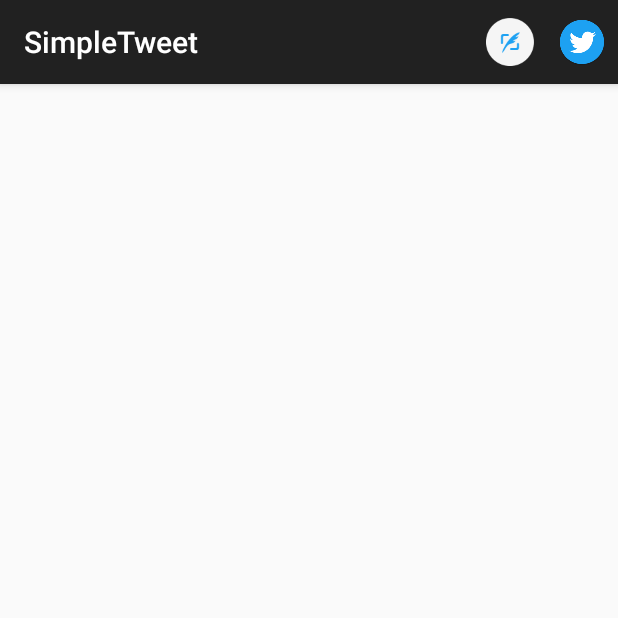
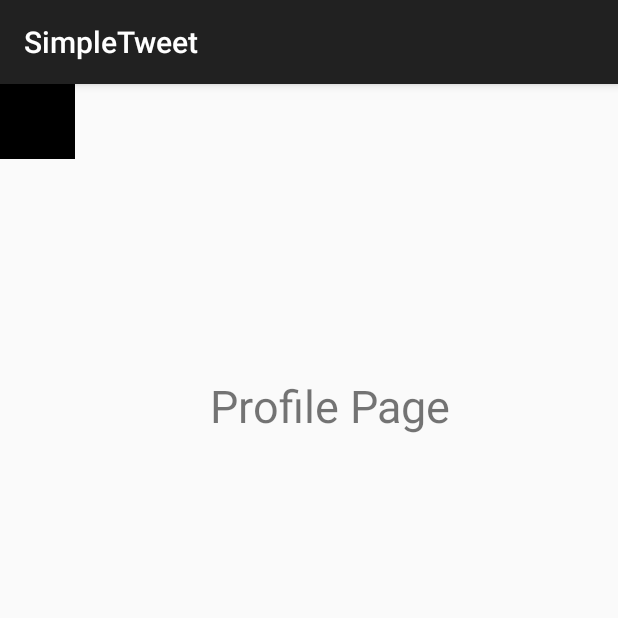
Before and after one commit to jwill2385/FBU_Assignment3_Twitter, an Android app: the TimelineActivity screen opened directly, with no data from a screen before it, after a tap on "Profile", on a phone screen of 412 x 824 dp, the top half of it. Run offline under Robolectric (Android 15) with nearby library versions, the phone set to English and light mode, and no system bars; our stand-ins replace Room's generated code; libraries missing offline, so code that uses them is left out: com.facebook.stetho, com.loopj.android, cz.msebera.android, org.parceler; pictures from the network do not load; 2 statements that could not run were skipped.

Commit message:
made a basic profile page

```diff
--- a/app/src/main/AndroidManifest.xml
+++ b/app/src/main/AndroidManifest.xml
@@ -34,7 +34,8 @@
             </intent-filter>
         </activity>
         <activity android:name=".TimelineActivity" />
-        <activity android:name=".ComposeActivity"></activity>
+        <activity android:name=".ComposeActivity" />
+        <activity android:name=".ProfileActivity"></activity>
     </application>
 
 </manifest>
--- /dev/null
+++ b/app/src/main/java/com/codepath/apps/restclienttemplate/ProfileActivity.java
@@ -0,0 +1,13 @@
+package com.codepath.apps.restclienttemplate;
+
+import android.support.v7.app.AppCompatActivity;
+import android.os.Bundle;
+
+public class ProfileActivity extends AppCompatActivity {
+
+    @Override
+    protected void onCreate(Bundle savedInstanceState) {
+        super.onCreate(savedInstanceState);
+        setContentView(R.layout.activity_profile);
+    }
+}
--- a/app/src/main/java/com/codepath/apps/restclienttemplate/TimelineActivity.java
+++ b/app/src/main/java/com/codepath/apps/restclienttemplate/TimelineActivity.java
@@ -200,6 +200,7 @@ public class TimelineActivity extends AppCompatActivity {
         startActivityForResult(i, REQUEST_CODE);
     }
 
+
     @Override
     protected void onActivityResult(int requestCode, int resultCode, Intent data) {
         Log.d(TAG, "onActivityResult()");
@@ -216,4 +217,11 @@ public class TimelineActivity extends AppCompatActivity {
 
         }
     }
+
+    public void toProfileAction(MenuItem ln){
+        Log.d(TAG, "toProfileAction()- sends us to profile page");
+        // this function moves us from TimelineActivity to ProfileActivity
+        Intent t = new Intent(TimelineActivity.this, ProfileActivity.class);
+        startActivity(t);
+    }
 }
--- /dev/null
+++ b/app/src/main/res/layout/activity_profile.xml
@@ -0,0 +1,34 @@
+<?xml version="1.0" encoding="utf-8"?>
+<RelativeLayout xmlns:android="http://schemas.android.com/apk/res/android"
+    xmlns:app="http://schemas.android.com/apk/res-auto"
+    xmlns:tools="http://schemas.android.com/tools"
+    android:layout_width="match_parent"
+    android:layout_height="match_parent"
+    tools:context=".ProfileActivity">
+    <ImageView
+        android:id="@+id/ivProfileImage"
+        android:layout_width="50dp"
+        android:layout_height="50dp"
+        android:layout_alignParentStart="true"
+        android:layout_alignParentTop="true"
+        app:srcCompat="@android:color/black" />
+
+    <TextView
+        android:id="@+id/tvProfilePage"
+        android:layout_width="wrap_content"
+        android:layout_height="wrap_content"
+        android:layout_marginBottom="280dp"
+        android:layout_marginEnd="66dp"
+        android:layout_marginStart="140dp"
+        android:layout_marginTop="194dp"
+        android:text="@string/profile_page"
+        android:textAlignment="center"
+        android:textSize="30sp"
+        app:layout_constraintBottom_toBottomOf="parent"
+        app:layout_constraintEnd_toEndOf="parent"
+        app:layout_constraintHorizontal_bias="0.0"
+        app:layout_constraintStart_toStartOf="parent"
+        app:layout_constraintTop_toTopOf="parent"
+        app:layout_constraintVertical_bias="0.0" />
+
+</RelativeLayout>
--- a/app/src/main/res/menu/menu_main.xml
+++ b/app/src/main/res/menu/menu_main.xml
@@ -12,5 +12,6 @@
         android:id="@+id/miProfile"
         android:icon="@drawable/ic_launcher_twitter_round"
         android:title="Profile"
+        android:onClick="toProfileAction"
         app:showAsAction="ifRoom|withText"></item>
 </menu>
--- a/app/src/main/res/values/strings.xml
+++ b/app/src/main/res/values/strings.xml
@@ -6,5 +6,6 @@
     <string name="intent_scheme">oauth</string>
     <string name="intent_host">cprest</string>
     <string name="character_count">character count:</string>
+    <string name="profile_page">Profile Page</string>
 
 </resources>
```
